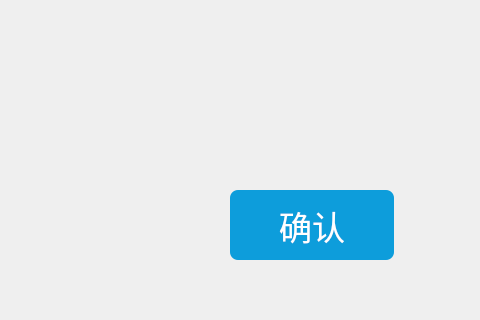
Above: src/UserManager/userhandselect.ui from xiaosongzhi/FingerControl before the change; both pictures show x 1020 to 1500 and y 480 to 800 of the 1500 by 800 pixel window. Below: the same form after it.
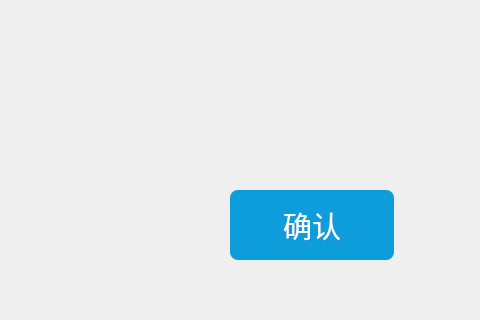
That is the form after the change. Icons and pictures are not drawn.

What changed in the file:
```diff
--- a/src/UserManager/userhandselect.ui
+++ b/src/UserManager/userhandselect.ui
@@ -59,7 +59,7 @@
    <property name="font">
     <font>
      <family>黑体</family>
-     <pointsize>25</pointsize>
+     <pointsize>22</pointsize>
     </font>
    </property>
    <property name="styleSheet">
```
